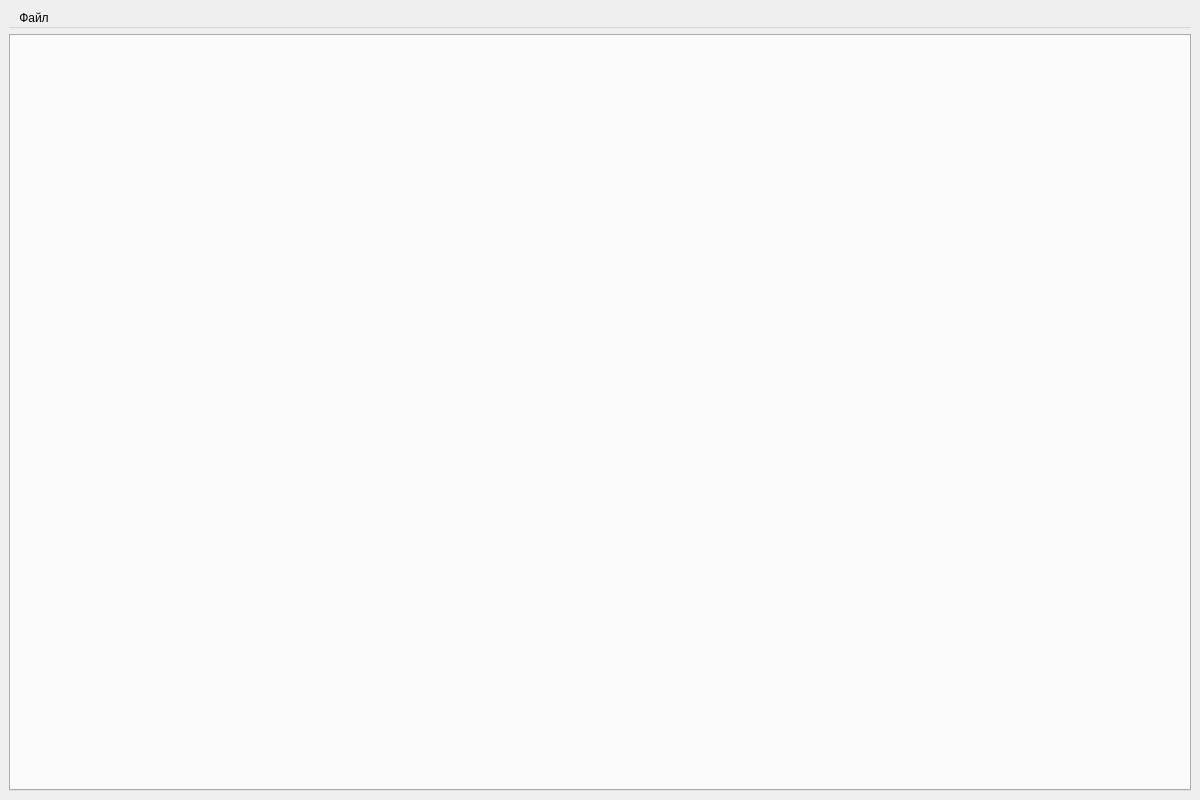
Qt form src/uis/mainwindow.ui (b1t0nese/MacLearn) before a commit.
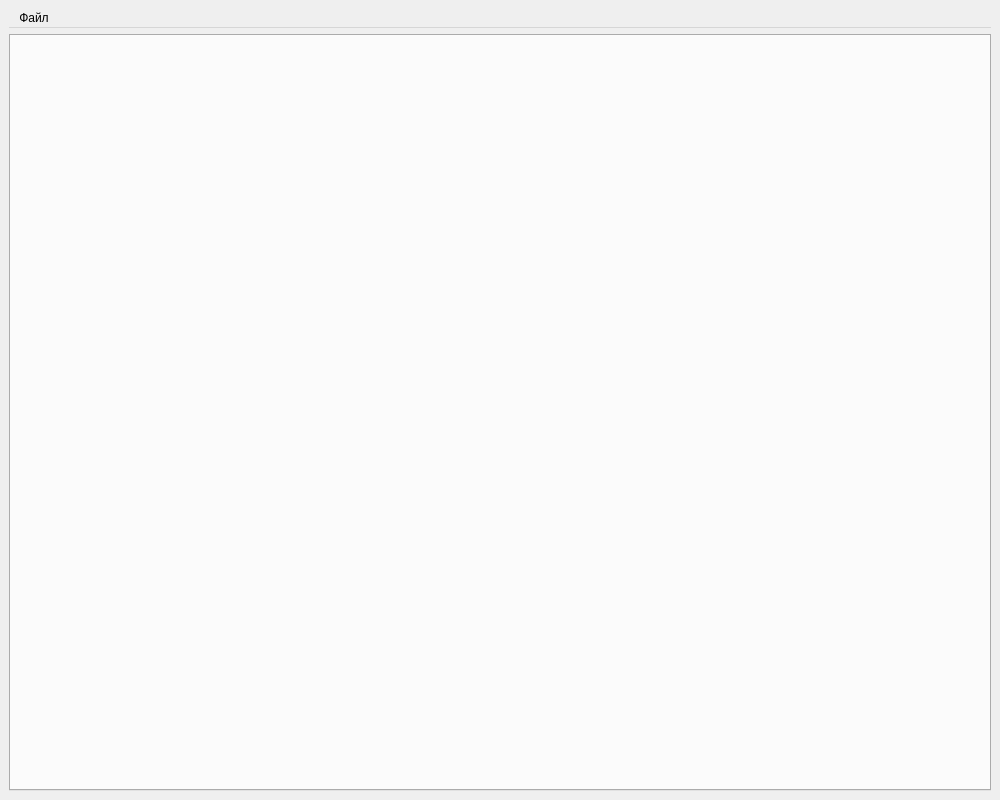
The same form after that commit.

```diff
--- a/src/uis/mainwindow.ui
+++ b/src/uis/mainwindow.ui
@@ -6,7 +6,7 @@
    <rect>
     <x>0</x>
     <y>0</y>
-    <width>1200</width>
+    <width>1000</width>
     <height>800</height>
    </rect>
   </property>
```
